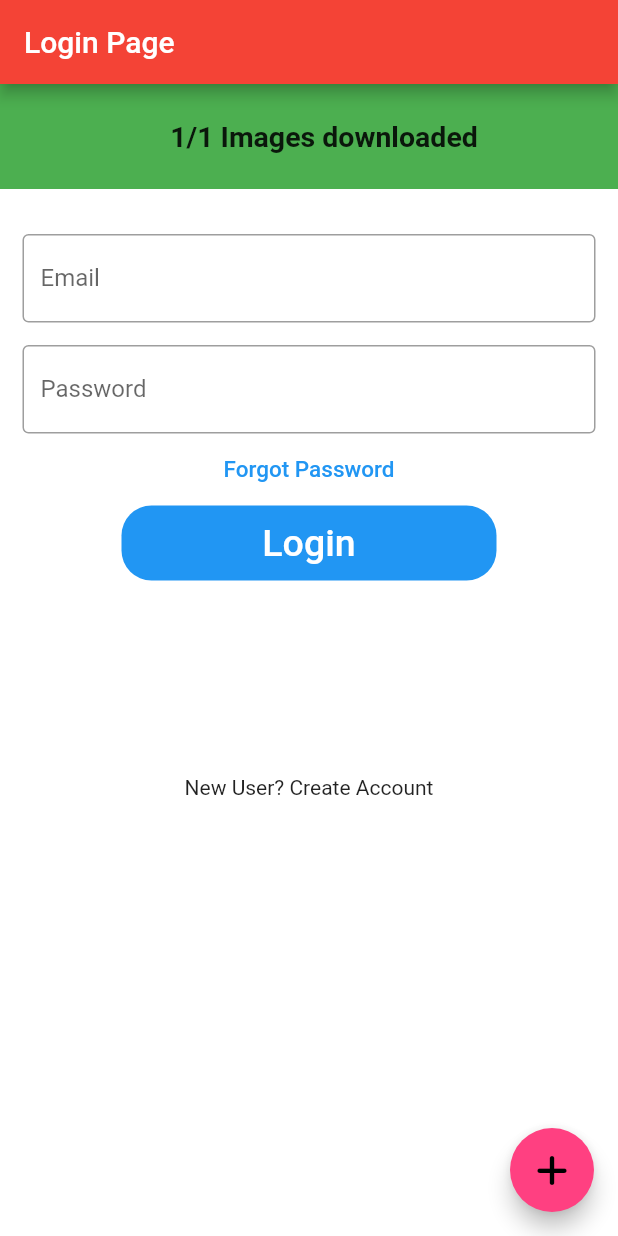
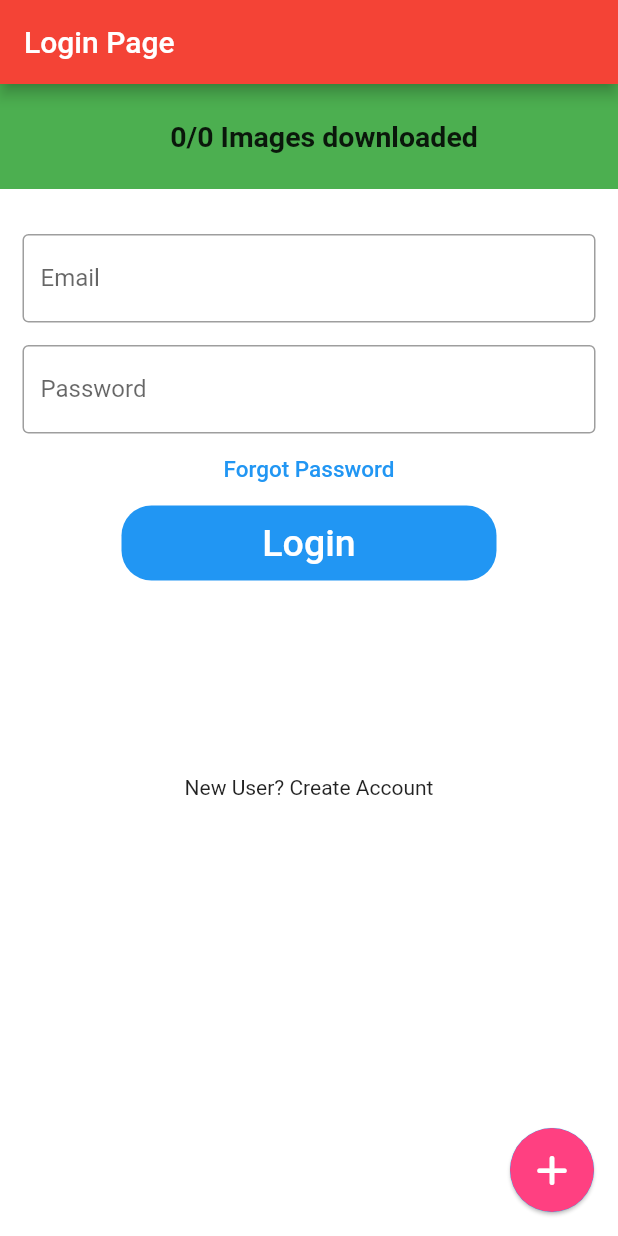
Before and after one commit to in-fperez/firebase-test, a Flutter app: the screen it shows after launch, on a phone screen of 412 x 824 dp. Run offline on Flutter 3.47's test engine with Material 2 defaults, Android fonts, the phone set to English and light mode, and no system bars; our stand-ins replace bloc, camera, cloud_firestore, connectivity_plus, firebase_core, firebase_messaging and 6 more; accounts and stored records are empty.

```diff
--- /dev/null
+++ b/lib/cubit/imagesForm_cubit/imagesForm_state.dart
@@ -0,0 +1,8 @@
+part of 'imagesForm_cubit.dart';
+
+@immutable
+abstract class ImagesFormState {}
+
+class ImageInitial extends ImagesFormState {}
+
+class ImageChange extends ImagesFormState {}
--- a/lib/main.dart
+++ b/lib/main.dart
@@ -1,21 +1,21 @@
-import 'package:firebase_testv2/cubit/images_cubit.dart';
-import 'package:firebase_testv2/screens/form_screen.dart';
+import 'package:camera/camera.dart';
+import 'package:firebase_testv2/cubit/imagesDownload_cubit/images_cubit.dart';
 import 'package:firebase_testv2/screens/login_screen.dart';
 import 'package:firebase_testv2/services/firestore.dart';
 import 'package:firebase_testv2/services/models.dart';
-import 'package:firebase_testv2/services/push_notification_service.dart';
+import 'package:firebase_testv2/services/background_service.dart';
+import 'package:firebase_testv2/widgets/custom_fab_widget.dart';
 import 'package:firebase_testv2/widgets/product_card.dart';
 import 'package:flutter/material.dart';
-import 'package:font_awesome_flutter/font_awesome_flutter.dart';
 import 'package:provider/provider.dart';
 
 final cubit = ImagesCubit();
+late final cameras;
 
 void main() async {
   WidgetsFlutterBinding.ensureInitialized();
   BackgroundService.initializeApp();
-  cubit.updateCount();
-  print('hola tio');
+  cameras = await availableCameras();
   runApp(const MyApp());
 }
 
@@ -36,17 +36,8 @@ class _MyAppState extends State<MyApp> {
       child: MaterialApp(
         title: 'Firebase Test',
         home: Builder(
-          builder: (context) => Scaffold(
-            floatingActionButton: FloatingActionButton(
-              child: const FaIcon(FontAwesomeIcons.plus),
-              backgroundColor: Colors.pinkAccent,
-              onPressed: () {
-                Navigator.push(
-                  context,
-                  MaterialPageRoute(builder: (context) => ProductForm()),
-                );
-              },
-            ),
+          builder: (context) => const Scaffold(
+            floatingActionButton: CustomFABWidget(),
             body: LoginPage(),
           ),
         ),
@@ -73,23 +64,11 @@ class ProductCardList extends StatelessWidget {
   Widget build(BuildContext context) {
     List<Product> productList = Provider.of<List<Product>>(context);
     return Scaffold(
-      floatingActionButton: FloatingActionButton(
-        child: const FaIcon(FontAwesomeIcons.plus),
-        backgroundColor: Colors.pinkAccent,
-        onPressed: () {
-          Navigator.push(
-            context,
-            MaterialPageRoute(builder: (context) => ProductForm()),
-          );
-        },
-      ),
+      floatingActionButton: const CustomFABWidget(),
       body: ListView.builder(
           itemCount: productList.length,
           itemBuilder: (context, index) {
-            return ProductCard(
-                productList[index].image,
-                productList[index].description,
-                productList[index].name,
+            return ProductCard(productList[index].image, productList[index].description, productList[index].name,
                 productList[index].price);
           }),
     );
--- a/lib/screens/login_screen.dart
+++ b/lib/screens/login_screen.dart
@@ -1,5 +1,7 @@
-import 'package:firebase_testv2/cubit/images_cubit.dart';
+import 'package:firebase_testv2/cubit/imagesDownload_cubit/images_cubit.dart';
 import 'package:firebase_testv2/main.dart';
+import 'package:firebase_testv2/widgets/custom_page_route.dart';
+import 'package:firebase_testv2/widgets/imageProgressIndicator_widget.dart';
 import 'package:flutter/material.dart';
 import 'package:provider/provider.dart';
 import 'package:flutter_bloc/flutter_bloc.dart';
@@ -22,13 +24,13 @@ class LoginForm extends StatelessWidget {
   @override
   Widget build(BuildContext context) {
     var downloadState = Provider.of<ImagesCubit>(context, listen: true);
-    Color colorTopModalSheet =
-        cubit.isDownloadFinished ? Colors.green : Colors.red;
+    Color colorTopModalSheet = cubit.isDownloadFinished ? Colors.green : Colors.red;
+    double perolePercent = 0.0;
 
     return Scaffold(
       backgroundColor: Colors.white,
       appBar: AppBar(
-        title: Text("Login Page"),
+        title: const Text("Login Page"),
       ),
       body: SingleChildScrollView(
         child: Column(
@@ -40,42 +42,17 @@ class LoginForm extends StatelessWidget {
               height: 70,
               width: MediaQuery.of(context).size.width,
               child: Center(
-                child: Row(
-                  mainAxisAlignment: MainAxisAlignment.center,
-                  children: [
-                    Column(
-                      mainAxisAlignment: MainAxisAlignment.center,
-                      children: [
-                        cubit.isDownloadFinished
-                            ? const Text('')
-                            : const CircularProgressIndicator(
-                                color: Colors.green,
-                              ),
-                      ],
-                    ),
-                    SizedBox(
-                      width: 20,
-                    ),
-                    Column(
-                      mainAxisAlignment: MainAxisAlignment.center,
-                      children: [
-                        Text(
-                          '${downloadState.downloadedImages.toString()}/${downloadState.totalImages.toString()} Images downloaded',
-                          style: const TextStyle(
-                            fontWeight: FontWeight.bold,
-                            fontSize: 19,
-                          ),
-                        ),
-                      ],
-                    ),
-                  ],
-                ),
+                child: cubit.isCalculatingImagesToDownload
+                    ? const CircularProgressIndicator(
+                        color: Colors.green,
+                      )
+                    : const ImageDownloadProgressIndicator(),
               ),
             ),
-            SizedBox(
+            const SizedBox(
               height: 30,
             ),
-            Padding(
+            const Padding(
               //padding: const EdgeInsets.only(left:15.0,right: 15.0,top:0,bottom: 0),
               padding: EdgeInsets.symmetric(horizontal: 15),
               child: TextField(
@@ -85,24 +62,20 @@ class LoginForm extends StatelessWidget {
                     hintText: 'Enter valid email id as abc@gmail.com'),
               ),
             ),
-            Padding(
-              padding: const EdgeInsets.only(
-                  left: 15.0, right: 15.0, top: 15, bottom: 0),
+            const Padding(
+              padding: EdgeInsets.only(left: 15.0, right: 15.0, top: 15, bottom: 0),
               //padding: EdgeInsets.symmetric(horizontal: 15),
               child: TextField(
                 obscureText: true,
                 decoration: InputDecoration(
-                    border: OutlineInputBorder(),
-                    labelText: 'Password',
-                    hintText: 'Enter secure password'),
+                    border: OutlineInputBorder(), labelText: 'Password', hintText: 'Enter secure password'),
               ),
             ),
             FlatButton(
               onPressed: () {
                 //TODO FORGOT PASSWORD SCREEN GOES HERE
-                downloadState.updateCount();
               },
-              child: Text(
+              child: const Text(
                 'Forgot Password',
                 style: TextStyle(color: Colors.blue, fontSize: 15),
               ),
@@ -110,25 +83,21 @@ class LoginForm extends StatelessWidget {
             Container(
               height: 50,
               width: 250,
-              decoration: BoxDecoration(
-                  color: Colors.blue, borderRadius: BorderRadius.circular(20)),
+              decoration: BoxDecoration(color: Colors.blue, borderRadius: BorderRadius.circular(20)),
               child: FlatButton(
                 onPressed: () {
-                  Navigator.push(
-                      context,
-                      MaterialPageRoute(
-                          builder: (_) => const ProductCardList()));
+                  Navigator.push(context, CustomPageRoute(child: const ProductCardList()));
                 },
-                child: Text(
+                child: const Text(
                   'Login',
                   style: TextStyle(color: Colors.white, fontSize: 25),
                 ),
               ),
             ),
-            SizedBox(
+            const SizedBox(
               height: 130,
             ),
-            Text('New User? Create Account')
+            const Text('New User? Create Account')
           ],
         ),
       ),
--- a/lib/services/push_notification_service.dart
+++ b/lib/services/background_service.dart
@@ -1,6 +1,7 @@
 import 'package:firebase_core/firebase_core.dart';
 import 'package:firebase_messaging/firebase_messaging.dart';
 import 'package:firebase_testv2/firebase_options.dart';
+import 'package:firebase_testv2/main.dart';
 import 'package:firebase_testv2/services/firestore.dart';
 
 class BackgroundService {
@@ -23,10 +24,11 @@ class BackgroundService {
     await Firebase.initializeApp(
       options: DefaultFirebaseOptions.currentPlatform,
     );
-    FirestoreService().downloadImages();
     token = await FirebaseMessaging.instance.getToken();
     FirebaseMessaging.onBackgroundMessage(_backgroundHandler);
     FirebaseMessaging.onMessage.listen(_onMessageHandler);
     FirebaseMessaging.onMessageOpenedApp.listen(_onOpenApp);
+    await FirestoreService().downloadImages();
+    cubit.updateDownloadProcess();
   }
 }
--- /dev/null
+++ b/lib/widgets/custom_fab_widget.dart
@@ -0,0 +1,29 @@
+import 'package:animations/animations.dart';
+import 'package:firebase_testv2/screens/form_screen.dart';
+import 'package:flutter/material.dart';
+import 'package:font_awesome_flutter/font_awesome_flutter.dart';
+
+class CustomFABWidget extends StatelessWidget {
+  const CustomFABWidget({Key? key}) : super(key: key);
+
+  @override
+  Widget build(BuildContext context) {
+    return OpenContainer(
+      transitionDuration: const Duration(milliseconds: 500),
+      openBuilder: (context, _) => ProductForm(),
+      closedColor: Theme.of(context).primaryColor,
+      closedShape: const CircleBorder(),
+      closedBuilder: (context, openContainer) => Container(
+        decoration: const BoxDecoration(
+          shape: BoxShape.circle,
+          color: Colors.pinkAccent,
+        ),
+        height: 56,
+        width: 56,
+        child: const Center(
+          child: FaIcon(FontAwesomeIcons.plus, color: Colors.white),
+        ),
+      ),
+    );
+  }
+}
--- /dev/null
+++ b/lib/widgets/custom_page_route.dart
@@ -0,0 +1,21 @@
+import 'package:flutter/material.dart';
+
+class CustomPageRoute extends PageRouteBuilder {
+  final Widget child;
+
+  CustomPageRoute({
+    required this.child,
+  }) : super(
+          pageBuilder: (context, animation, secondaryAnimation) => child,
+        );
+  @override
+  Widget buildTransitions(BuildContext context, Animation<double> animation,
+          Animation<double> secondaryAnimation, Widget child) =>
+      SlideTransition(
+        position: Tween<Offset>(
+          begin: Offset(1, 0),
+          end: Offset.zero,
+        ).animate(animation),
+        child: child,
+      );
+}
--- /dev/null
+++ b/lib/widgets/imageProgressIndicator_widget.dart
@@ -0,0 +1,49 @@
+import 'package:firebase_testv2/cubit/imagesDownload_cubit/images_cubit.dart';
+import 'package:flutter/material.dart';
+import 'package:percent_indicator/percent_indicator.dart';
+import 'package:provider/provider.dart';
+
+class ImageDownloadProgressIndicator extends StatelessWidget {
+  const ImageDownloadProgressIndicator({Key? key}) : super(key: key);
+
+  @override
+  Widget build(BuildContext context) {
+    var downloadState = Provider.of<ImagesCubit>(context, listen: true);
+    return Row(
+      mainAxisAlignment: MainAxisAlignment.center,
+      children: [
+        Column(
+          mainAxisAlignment: MainAxisAlignment.center,
+          children: [
+            downloadState.isDownloadFinished
+                ? const Text('')
+                : CircularPercentIndicator(
+                    radius: 25.0,
+                    lineWidth: 5.0,
+                    animation: true,
+                    percent: downloadState.percentDownload,
+                    animateFromLastPercent: true,
+                    center: Text('${(downloadState.percentDownload * 100).floor()}%'),
+                    progressColor: Colors.green,
+                  ),
+          ],
+        ),
+        const SizedBox(
+          width: 20,
+        ),
+        Column(
+          mainAxisAlignment: MainAxisAlignment.center,
+          children: [
+            Text(
+              '${downloadState.downloadedImages}/${downloadState.totalImages} Images downloaded',
+              style: const TextStyle(
+                fontWeight: FontWeight.bold,
+                fontSize: 19,
+              ),
+            ),
+          ],
+        ),
+      ],
+    );
+  }
+}
--- a/pubspec.yaml
+++ b/pubspec.yaml
@@ -35,6 +35,10 @@ dependencies:
   sn_progress_dialog: ^1.0.8
   bloc: ^8.0.3
   flutter_bloc: ^8.0.1
+  percent_indicator: ^4.2.2
+  camera: ^0.9.8+1
+  animations: ^2.0.3
+  video_player: ^2.4.5
 
 dev_dependencies:
   flutter_test:
```
Also changed, not shown: lib/cubit/imagesDownload_cubit/images_cubit.dart (renamed from lib/cubit/images_cubit.dart, +15 -0 lines), lib/cubit/imagesForm_cubit/imagesForm_cubit.dart (added, +8 -0 lines), lib/screens/camera_screen.dart (added, +220 -0 lines), lib/screens/form_screen.dart (+21 -22 lines), lib/services/firestore.dart (+21 -17 lines), lib/widgets/bottomsheet_widget.dart (+9 -12 lines), lib/widgets/cameraViewPage.dart (added, +55 -0 lines), lib/widgets/videoViewPage.dart (added, +111 -0 lines), lib/cubit/imagesDownload_cubit/images_state.dart (renamed from lib/cubit/images_state.dart), pubspec.lock, 1 other file.
